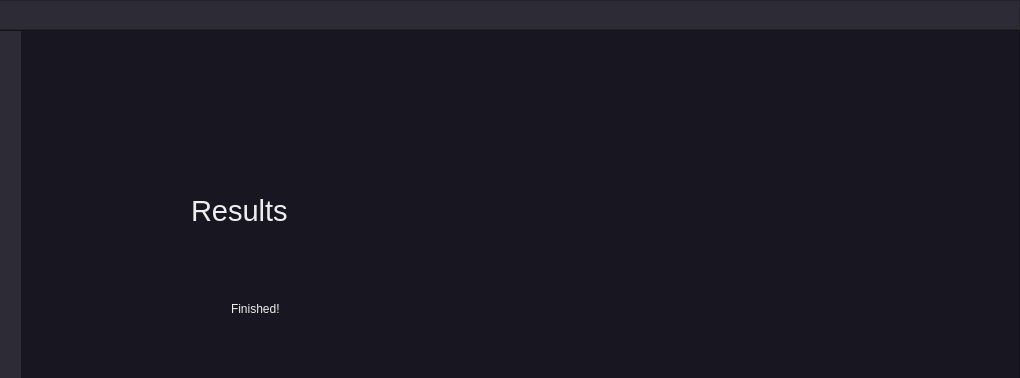
Qt form mainwindowui.ui (saxovia/bsc-thesis) before a commit; both pictures show x 180 to 1200 and y 0 to 378 of the 1200 by 818 pixel window.
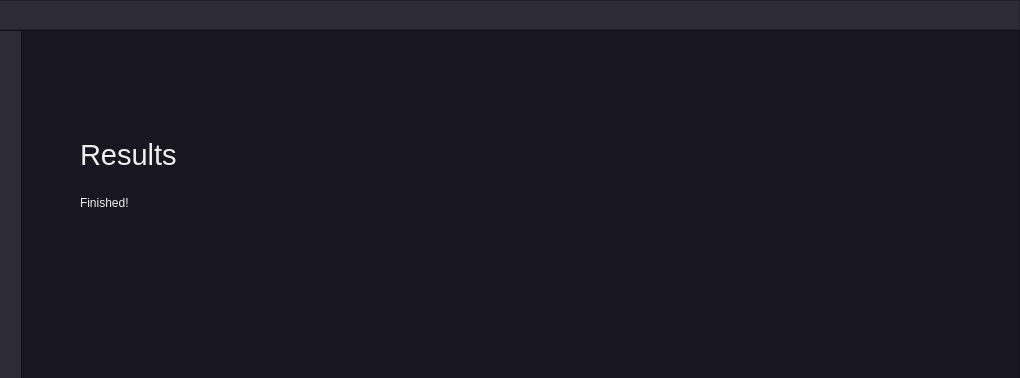
The same form after that commit. The open tabs and pages were chosen to show the change. Icons and pictures are not drawn.

Diff of the .ui file:
```diff
--- a/mainwindowui.ui
+++ b/mainwindowui.ui
@@ -499,7 +499,7 @@
           <property name="bottomMargin">
            <number>60</number>
           </property>
-          <item row="1" column="0">
+          <item row="0" column="0">
            <widget class="QStackedWidget" name="stackedWidget">
             <property name="autoFillBackground">
              <bool>false</bool>
@@ -2681,15 +2681,9 @@
              </widget>
             </widget>
             <widget class="QWidget" name="choose_results_page">
+             <layout class="QGridLayout" name="gridLayout_5">
+              <item row="0" column="0">
              <widget class="QLabel" name="results_header_label">
-              <property name="geometry">
-               <rect>
-                <x>120</x>
-                <y>50</y>
-                <width>220</width>
-                <height>100</height>
-               </rect>
-              </property>
               <property name="minimumSize">
                <size>
                 <width>0</width>
@@ -2712,19 +2706,69 @@
                <string>Results</string>
               </property>
              </widget>
+              </item>
+              <item row="1" column="0">
              <widget class="QLabel" name="label">
-              <property name="geometry">
-               <rect>
-                <x>160</x>
-                <y>190</y>
-                <width>49</width>
-                <height>16</height>
-               </rect>
-              </property>
               <property name="text">
                <string>Finished!</string>
               </property>
              </widget>
+              </item>
+              <item row="2" column="0">
+               <widget class="QFrame" name="timeline_main_content_frame_2">
+                <property name="sizePolicy">
+                 <sizepolicy hsizetype="Preferred" vsizetype="Expanding">
+                  <horstretch>0</horstretch>
+                  <verstretch>0</verstretch>
+                 </sizepolicy>
+                </property>
+                <property name="frameShape">
+                 <enum>QFrame::StyledPanel</enum>
+                </property>
+                <property name="frameShadow">
+                 <enum>QFrame::Raised</enum>
+                </property>
+                <layout class="QGridLayout" name="gridLayout_24">
+                 <property name="leftMargin">
+                  <number>0</number>
+                 </property>
+                 <property name="topMargin">
+                  <number>0</number>
+                 </property>
+                 <property name="rightMargin">
+                  <number>0</number>
+                 </property>
+                 <property name="bottomMargin">
+                  <number>0</number>
+                 </property>
+                 <property name="horizontalSpacing">
+                  <number>0</number>
+                 </property>
+                 <item row="2" column="0">
+                  <widget class="Line" name="line_3">
+                   <property name="styleSheet">
+                    <string notr="true">color: transparent; border:none;</string>
+                   </property>
+                   <property name="orientation">
+                    <enum>Qt::Horizontal</enum>
+                   </property>
+                  </widget>
+                 </item>
+                 <item row="0" column="0">
+                  <widget class="QWidget" name="widget_11" native="true">
+                   <property name="minimumSize">
+                    <size>
+                     <width>0</width>
+                     <height>30</height>
+                    </size>
+                   </property>
+                   <layout class="QHBoxLayout" name="horizontalLayout_8"/>
+                  </widget>
+                 </item>
+                </layout>
+               </widget>
+              </item>
+             </layout>
             </widget>
             <widget class="QWidget" name="settings_page">
              <layout class="QGridLayout" name="gridLayout_13">
```
Left out of the diff: 50 changed lines with no effect on the pictures. Lines whose indentation alone changed are shown as unchanged.
